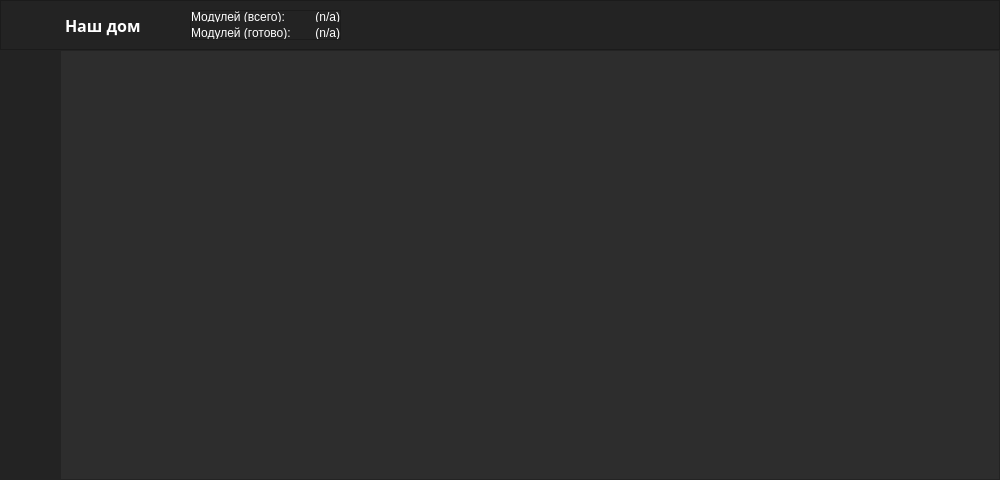
Old version of the form AsQammDekstopConrol/uisrc/ui.ui in the repository StarterCraft/Hyrex_AsQamm.
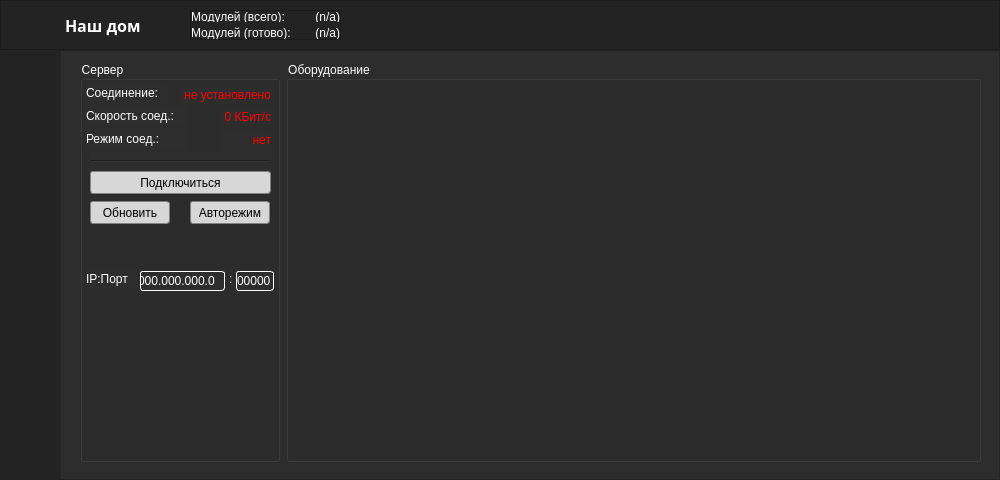
New version of the form. The open tabs and pages were chosen to show the change. Icons and pictures are not drawn.

Commit message: Добавлен AsQammServer-компонент

What changed in the file:
```diff
--- a/AsQammDekstopConrol/uisrc/ui.ui
+++ b/AsQammDekstopConrol/uisrc/ui.ui
@@ -2480,7 +2480,264 @@
               </layout>
              </widget>
             </widget>
-            <widget class="QWidget" name="page_4"/>
+            <widget class="QWidget" name="page_4">
+             <widget class="QWidget" name="gridLayoutWidget_2">
+              <property name="geometry">
+               <rect>
+                <x>10</x>
+                <y>10</y>
+                <width>901</width>
+                <height>401</height>
+               </rect>
+              </property>
+              <layout class="QGridLayout" name="gridLayout_5">
+               <item row="0" column="0">
+                <widget class="QGroupBox" name="box_AqServer">
+                 <property name="maximumSize">
+                  <size>
+                   <width>200</width>
+                   <height>16777215</height>
+                  </size>
+                 </property>
+                 <property name="title">
+                  <string>Сервер</string>
+                 </property>
+                 <widget class="QLabel" name="lbl_ReadOnly45">
+                  <property name="geometry">
+                   <rect>
+                    <x>6</x>
+                    <y>208</y>
+                    <width>51</width>
+                    <height>20</height>
+                   </rect>
+                  </property>
+                  <property name="styleSheet">
+                   <string notr="true">font: 10pt &quot;Segoe UI Semibold&quot;</string>
+                  </property>
+                  <property name="text">
+                   <string>IP:Порт</string>
+                  </property>
+                 </widget>
+                 <widget class="QLineEdit" name="lnI_AqServerIP">
+                  <property name="geometry">
+                   <rect>
+                    <x>60</x>
+                    <y>210</y>
+                    <width>85</width>
+                    <height>20</height>
+                   </rect>
+                  </property>
+                  <property name="sizePolicy">
+                   <sizepolicy hsizetype="Maximum" vsizetype="Fixed">
+                    <horstretch>0</horstretch>
+                    <verstretch>0</verstretch>
+                   </sizepolicy>
+                  </property>
+                  <property name="maximumSize">
+                   <size>
+                    <width>85</width>
+                    <height>16777215</height>
+                   </size>
+                  </property>
+                  <property name="inputMask">
+                   <string>900.900.900.900</string>
+                  </property>
+                  <property name="text">
+                   <string>000.000.000.0</string>
+                  </property>
+                 </widget>
+                 <widget class="QLabel" name="lbl_ReadOnly46">
+                  <property name="geometry">
+                   <rect>
+                    <x>149</x>
+                    <y>210</y>
+                    <width>8</width>
+                    <height>16</height>
+                   </rect>
+                  </property>
+                  <property name="styleSheet">
+                   <string notr="true">font: 10pt &quot;Segoe UI Semibold&quot;</string>
+                  </property>
+                  <property name="text">
+                   <string>:</string>
+                  </property>
+                 </widget>
+                 <widget class="QLineEdit" name="lbI_AqServerPort">
+                  <property name="geometry">
+                   <rect>
+                    <x>156</x>
+                    <y>210</y>
+                    <width>38</width>
+                    <height>20</height>
+                   </rect>
+                  </property>
+                  <property name="inputMask">
+                   <string>99990</string>
+                  </property>
+                  <property name="text">
+                   <string>00000</string>
+                  </property>
+                 </widget>
+                 <widget class="QLabel" name="lbl_ReadOnly42">
+                  <property name="geometry">
+                   <rect>
+                    <x>6</x>
+                    <y>22</y>
+                    <width>81</width>
+                    <height>20</height>
+                   </rect>
+                  </property>
+                  <property name="styleSheet">
+                   <string notr="true">font: 10pt &quot;Segoe UI Semibold&quot;</string>
+                  </property>
+                  <property name="text">
+                   <string>Соединение:</string>
+                  </property>
+                 </widget>
+                 <widget class="QLabel" name="lbl_AqServerConnectionStat">
+                  <property name="geometry">
+                   <rect>
+                    <x>100</x>
+                    <y>26</y>
+                    <width>91</width>
+                    <height>16</height>
+                   </rect>
+                  </property>
+                  <property name="text">
+                   <string>&lt;html&gt;&lt;head/&gt;&lt;body&gt;&lt;p&gt;&lt;span style=&quot; color:#ff0000;&quot;&gt;не установлено&lt;/span&gt;&lt;/p&gt;&lt;/body&gt;&lt;/html&gt;</string>
+                  </property>
+                  <property name="alignment">
+                   <set>Qt::AlignRight|Qt::AlignTrailing|Qt::AlignVCenter</set>
+                  </property>
+                 </widget>
+                 <widget class="QLabel" name="lbl_ReadOnly43">
+                  <property name="geometry">
+                   <rect>
+                    <x>6</x>
+                    <y>45</y>
+                    <width>101</width>
+                    <height>20</height>
+                   </rect>
+                  </property>
+                  <property name="styleSheet">
+                   <string notr="true">font: 10pt &quot;Segoe UI Semibold&quot;</string>
+                  </property>
+                  <property name="text">
+                   <string>Скорость соед.:</string>
+                  </property>
+                 </widget>
+                 <widget class="QLabel" name="lbl_AqServerConnectionSpeed">
+                  <property name="geometry">
+                   <rect>
+                    <x>140</x>
+                    <y>47</y>
+                    <width>51</width>
+                    <height>19</height>
+                   </rect>
+                  </property>
+                  <property name="text">
+                   <string>&lt;html&gt;&lt;head/&gt;&lt;body&gt;&lt;p&gt;&lt;span style=&quot; color:#ff0000;&quot;&gt;0 КБит/с&lt;/span&gt;&lt;/p&gt;&lt;/body&gt;&lt;/html&gt;</string>
+                  </property>
+                  <property name="alignment">
+                   <set>Qt::AlignRight|Qt::AlignTrailing|Qt::AlignVCenter</set>
+                  </property>
+                 </widget>
+                 <widget class="QLabel" name="lbl_AqServerConnectionSpeed_2">
+                  <property name="geometry">
+                   <rect>
+                    <x>140</x>
+                    <y>70</y>
+                    <width>51</width>
+                    <height>19</height>
+                   </rect>
+                  </property>
+                  <property name="text">
+                   <string>&lt;html&gt;&lt;head/&gt;&lt;body&gt;&lt;p&gt;&lt;span style=&quot; color:#ff0000;&quot;&gt;нет&lt;/span&gt;&lt;/p&gt;&lt;/body&gt;&lt;/html&gt;</string>
+                  </property>
+                  <property name="alignment">
+                   <set>Qt::AlignRight|Qt::AlignTrailing|Qt::AlignVCenter</set>
+                  </property>
+                 </widget>
+                 <widget class="QLabel" name="lbl_ReadOnly44">
+                  <property name="geometry">
+                   <rect>
+                    <x>6</x>
+                    <y>68</y>
+                    <width>101</width>
+                    <height>20</height>
+                   </rect>
+                  </property>
+                  <property name="styleSheet">
+                   <string notr="true">font: 10pt &quot;Segoe UI Semibold&quot;</string>
+                  </property>
+                  <property name="text">
+                   <string>Режим соед.:</string>
+                  </property>
+                 </widget>
+                 <widget class="Line" name="line_6">
+                  <property name="geometry">
+                   <rect>
+                    <x>10</x>
+                    <y>90</y>
+                    <width>181</width>
+                    <height>20</height>
+                   </rect>
+                  </property>
+                  <property name="orientation">
+                   <enum>Qt::Horizontal</enum>
+                  </property>
+                 </widget>
+                 <widget class="QPushButton" name="pushButton">
+                  <property name="geometry">
+                   <rect>
+                    <x>10</x>
+                    <y>110</y>
+                    <width>181</width>
+                    <height>23</height>
+                   </rect>
+                  </property>
+                  <property name="text">
+                   <string>Подключиться</string>
+                  </property>
+                 </widget>
+                 <widget class="QPushButton" name="pushButton_2">
+                  <property name="geometry">
+                   <rect>
+                    <x>10</x>
+                    <y>140</y>
+                    <width>80</width>
+                    <height>23</height>
+                   </rect>
+                  </property>
+                  <property name="text">
+                   <string>Обновить</string>
+                  </property>
+                 </widget>
+                 <widget class="QPushButton" name="pushButton_3">
+                  <property name="geometry">
+                   <rect>
+                    <x>110</x>
+                    <y>140</y>
+                    <width>80</width>
+                    <height>23</height>
+                   </rect>
+                  </property>
+                  <property name="text">
+                   <string>Авторежим</string>
+                  </property>
+                 </widget>
+                </widget>
+               </item>
+               <item row="0" column="1">
+                <widget class="QGroupBox" name="box_Hardware">
+                 <property name="title">
+                  <string>Оборудование</string>
+                 </property>
+                </widget>
+               </item>
+              </layout>
+             </widget>
+            </widget>
             <widget class="QWidget" name="page_5">
              <widget class="QGroupBox" name="box_CfgInterface">
               <property name="geometry">
```
Left out of the diff: 61 changed lines with no effect on the pictures. The commit also changes 12 other files.
